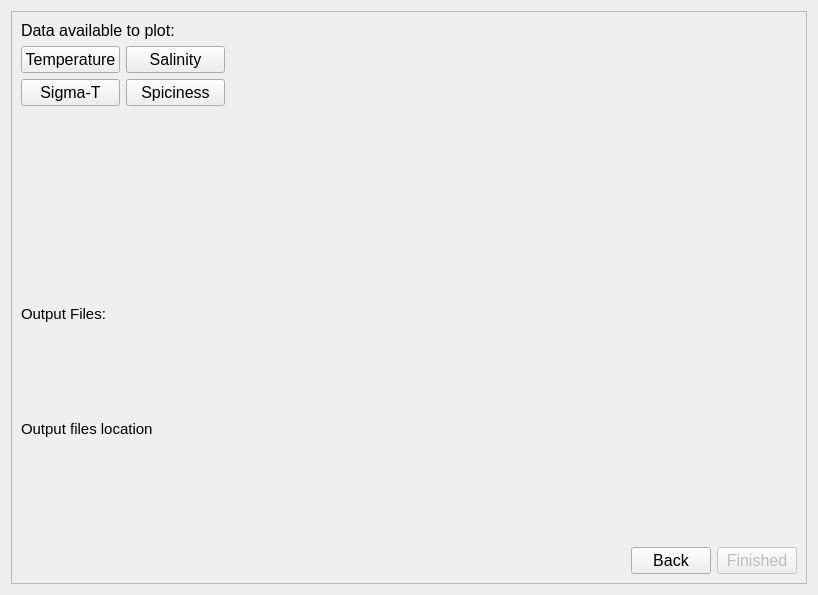
First picture: the form in ui_Files/timeseriesapp.ui, repository CallumColvine/ARGO-Float-Software, before the edit.
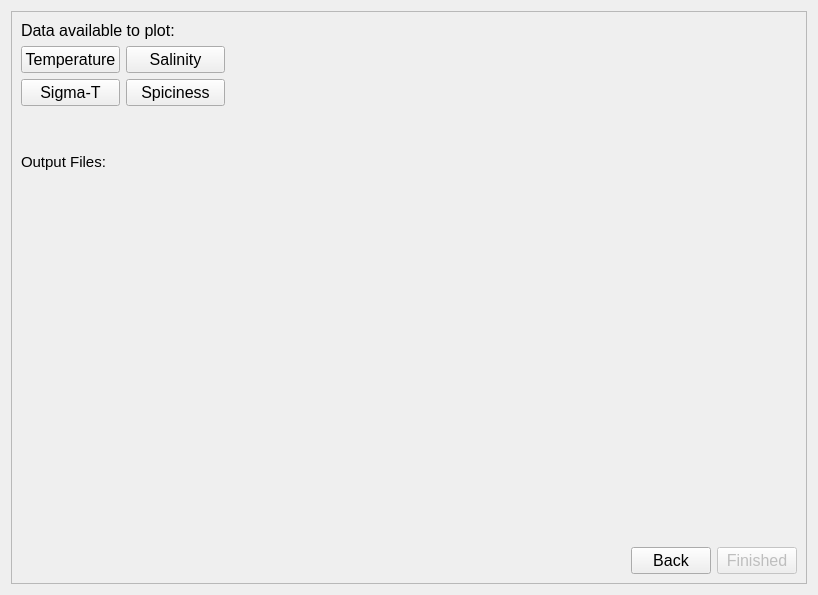
Second picture: the form after the edit. The open tabs and pages were chosen to show the change.

Patch:
```diff
--- a/ui_Files/timeseriesapp.ui
+++ b/ui_Files/timeseriesapp.ui
@@ -1155,6 +1155,9 @@
          <property name="orientation">
           <enum>Qt::Vertical</enum>
          </property>
+         <property name="sizeType">
+          <enum>QSizePolicy::Fixed</enum>
+         </property>
          <property name="sizeHint" stdset="0">
           <size>
            <width>20</width>
@@ -1163,19 +1166,6 @@
          </property>
         </spacer>
        </item>
-       <item>
-        <spacer name="verticalSpacer_4">
-         <property name="orientation">
-          <enum>Qt::Vertical</enum>
-         </property>
-         <property name="sizeHint" stdset="0">
-          <size>
-           <width>20</width>
-           <height>103</height>
-          </size>
-         </property>
-        </spacer>
-       </item>
        <item>
         <layout class="QHBoxLayout" name="horizontalLayout_24">
          <item>
@@ -1218,48 +1208,6 @@
          </property>
         </spacer>
        </item>
-       <item>
-        <layout class="QHBoxLayout" name="horizontalLayout_21">
-         <item>
-          <widget class="QLabel" name="outputLocationLabel">
-           <property name="font">
-            <font>
-             <pointsize>11</pointsize>
-            </font>
-           </property>
-           <property name="text">
-            <string>Output files location</string>
-           </property>
-          </widget>
-         </item>
-         <item>
-          <spacer name="horizontalSpacer_31">
-           <property name="orientation">
-            <enum>Qt::Horizontal</enum>
-           </property>
-           <property name="sizeHint" stdset="0">
-            <size>
-             <width>40</width>
-             <height>20</height>
-            </size>
-           </property>
-          </spacer>
-         </item>
-        </layout>
-       </item>
-       <item>
-        <spacer name="verticalSpacer_7">
-         <property name="orientation">
-          <enum>Qt::Vertical</enum>
-         </property>
-         <property name="sizeHint" stdset="0">
-          <size>
-           <width>20</width>
-           <height>102</height>
-          </size>
-         </property>
-        </spacer>
-       </item>
        <item>
         <layout class="QHBoxLayout" name="horizontalLayout_22">
          <item>
```
Left out of the diff: 19 changed lines with no effect on the pictures.
